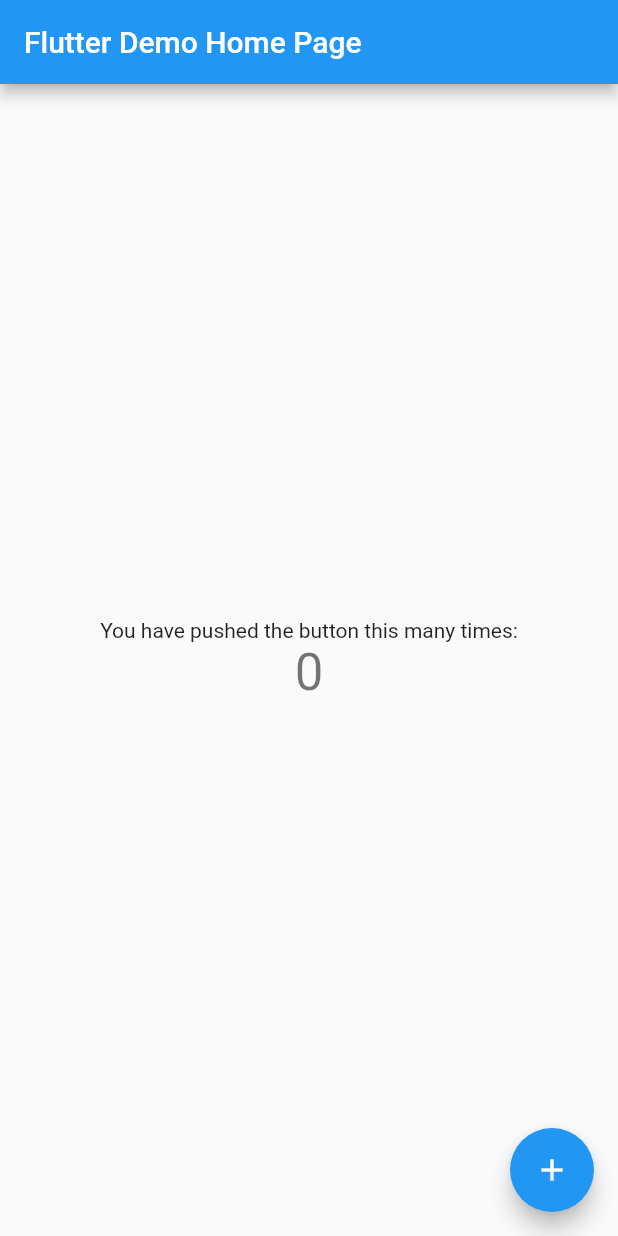
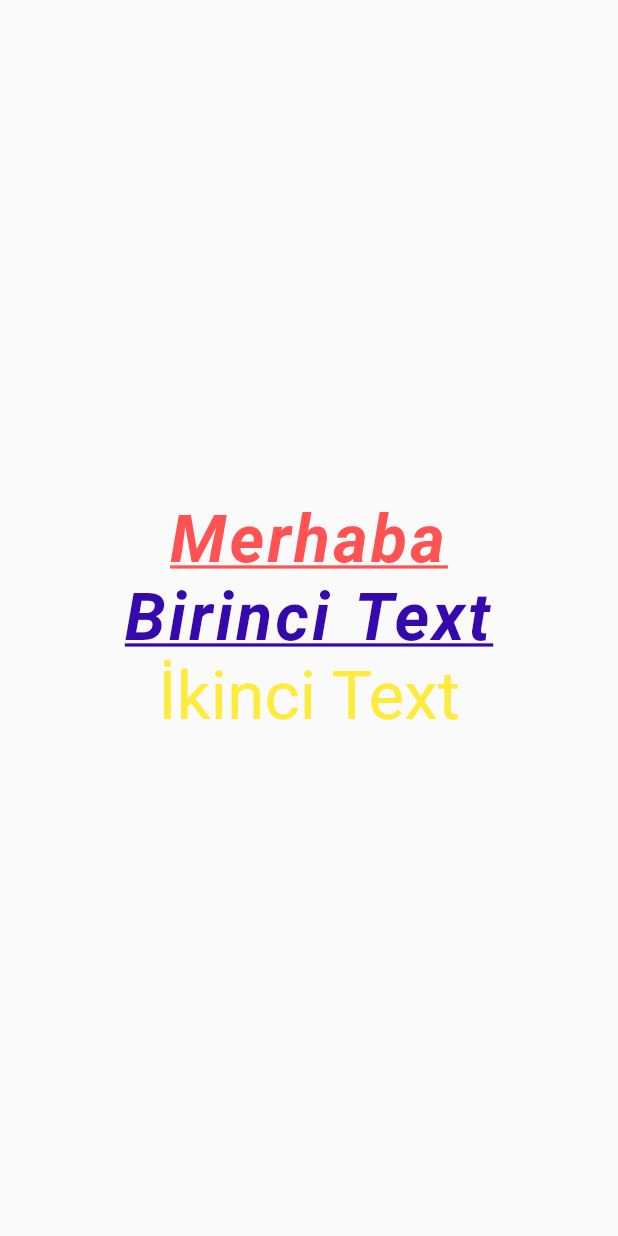
Before and after one commit to Mucahid-Canbey/flutter_note, a Flutter app: the screen it shows after launch, on a phone screen of 412 x 824 dp. Run offline on Flutter 3.47's test engine with Material 2 defaults, Android fonts, the phone set to English and light mode, and no system bars.

Commit message:
Text Learn özellikleri eklendi | flutter_101

```diff
--- /dev/null
+++ b/flutter_101/lib/101/text_learn.dart
@@ -0,0 +1,70 @@
+import 'package:flutter/material.dart';
+
+class TextLearnView extends StatelessWidget {
+  const TextLearnView({Key? key, required String title}) : super(key: key);
+
+  @override
+  Widget build(BuildContext context) {
+    return Scaffold(
+      body: Center(
+        child: Column(
+          mainAxisAlignment: MainAxisAlignment.center,
+          children: [
+            //Metinsel ifadeleri kullanıcıya gösterdiğimiz görsel nesnedir.
+            //Birinci Text
+            const Text(
+              "Merhaba",
+
+              style: TextStyle(
+                wordSpacing: 3, // Kelimeler arasına boşluk.
+                letterSpacing: 2, // Harflerin ve kelimelerin arasına boşluk.
+                fontSize: 44, // Text Boyutu.
+                fontWeight: FontWeight.w600, // Text kalınlaştırma.
+                decoration: TextDecoration.underline, // Metnin Altını Çizer.
+                fontStyle: FontStyle.italic, // İtalik yazı.
+                color: Colors.redAccent, // Metnin Rengi
+              ),
+
+              maxLines: 2, // Satır belirleme.
+              overflow: TextOverflow.ellipsis, // Üç nokta bırakır.
+              textAlign: TextAlign.right, // Text Yönünü belirler.
+            ),
+
+
+            Text(
+              "Birinci Text",
+              maxLines: 2,
+              overflow: TextOverflow.ellipsis,
+              textAlign: TextAlign.right,
+              style: ProjectStyles.newStyle,
+            ),
+
+
+            Text(
+                "İkinci Text",
+                maxLines: 2,
+                overflow: TextOverflow.ellipsis,
+                textAlign: TextAlign.right,
+                style: Theme.of(context).textTheme.headline3?.copyWith(color: Colors.yellow)
+            ),
+
+          ],
+        ),
+      ),
+    );
+  }
+}
+
+
+// TextStle Class
+class ProjectStyles {
+  static TextStyle newStyle = const TextStyle(
+    wordSpacing: 3,
+    letterSpacing: 2,
+    fontSize: 44,
+    fontWeight: FontWeight.w600,
+    decoration: TextDecoration.underline,
+    fontStyle: FontStyle.italic,
+    color: Color.fromARGB(255, 53, 9, 172),
+  );
+}
--- a/flutter_101/lib/main.dart
+++ b/flutter_101/lib/main.dart
@@ -1,4 +1,5 @@
 import 'package:flutter/material.dart';
+import 'package:flutter_101/101/text_learn.dart';
 
 void main() {
   runApp(const MyApp());
@@ -7,109 +8,14 @@ void main() {
 class MyApp extends StatelessWidget {
   const MyApp({Key? key}) : super(key: key);
 
-  // This widget is the root of your application.
   @override
   Widget build(BuildContext context) {
     return MaterialApp(
       title: 'Flutter Demo',
       theme: ThemeData(
-        // This is the theme of your application.
-        //
-        // Try running your application with "flutter run". You'll see the
-        // application has a blue toolbar. Then, without quitting the app, try
-        // changing the primarySwatch below to Colors.green and then invoke
-        // "hot reload" (press "r" in the console where you ran "flutter run",
-        // or simply save your changes to "hot reload" in a Flutter IDE).
-        // Notice that the counter didn't reset back to zero; the application
-        // is not restarted.
         primarySwatch: Colors.blue,
       ),
-      home: const MyHomePage(title: 'Flutter Demo Home Page'),
+      home:  TextLearnView(title: 'Text Learn',),
     );
   }
 }
-
-class MyHomePage extends StatefulWidget {
-  const MyHomePage({Key? key, required this.title}) : super(key: key);
-
-  // This widget is the home page of your application. It is stateful, meaning
-  // that it has a State object (defined below) that contains fields that affect
-  // how it looks.
-
-  // This class is the configuration for the state. It holds the values (in this
-  // case the title) provided by the parent (in this case the App widget) and
-  // used by the build method of the State. Fields in a Widget subclass are
-  // always marked "final".
-
-  final String title;
-
-  @override
-  State<MyHomePage> createState() => _MyHomePageState();
-}
-
-class _MyHomePageState extends State<MyHomePage> {
-  int _counter = 0;
-
-  void _incrementCounter() {
-    setState(() {
-      // This call to setState tells the Flutter framework that something has
-      // changed in this State, which causes it to rerun the build method below
-      // so that the display can reflect the updated values. If we changed
-      // _counter without calling setState(), then the build method would not be
-      // called again, and so nothing would appear to happen.
-      _counter++;
-    });
-  }
-
-  @override
-  Widget build(BuildContext context) {
-    // This method is rerun every time setState is called, for instance as done
-    // by the _incrementCounter method above.
-    //
-    // The Flutter framework has been optimized to make rerunning build methods
-    // fast, so that you can just rebuild anything that needs updating rather
-    // than having to individually change instances of widgets.
-    return Scaffold(
-      appBar: AppBar(
-        // Here we take the value from the MyHomePage object that was created by
-        // the App.build method, and use it to set our appbar title.
-        title: Text(widget.title),
-      ),
-      body: Center(
-        // Center is a layout widget. It takes a single child and positions it
-        // in the middle of the parent.
-        child: Column(
-          // Column is also a layout widget. It takes a list of children and
-          // arranges them vertically. By default, it sizes itself to fit its
-          // children horizontally, and tries to be as tall as its parent.
-          //
-          // Invoke "debug painting" (press "p" in the console, choose the
-          // "Toggle Debug Paint" action from the Flutter Inspector in Android
-          // Studio, or the "Toggle Debug Paint" command in Visual Studio Code)
-          // to see the wireframe for each widget.
-          //
-          // Column has various properties to control how it sizes itself and
-          // how it positions its children. Here we use mainAxisAlignment to
-          // center the children vertically; the main axis here is the vertical
-          // axis because Columns are vertical (the cross axis would be
-          // horizontal).
-          mainAxisAlignment: MainAxisAlignment.center,
-          children: <Widget>[
-            const Text(
-              'You have pushed the button this many times:',
-            ),
-            Text(
-              '$_counter',
-              style: Theme.of(context).textTheme.headline4,
-            ),
-          ],
-        ),
-      ),
-      floatingActionButton: FloatingActionButton(
-        onPressed: _incrementCounter,
-        tooltip: 'Increment',
-        child: const Icon(Icons.add),
-      ), // This trailing comma makes auto-formatting nicer for build methods.
-    );
-  }
-}
```
